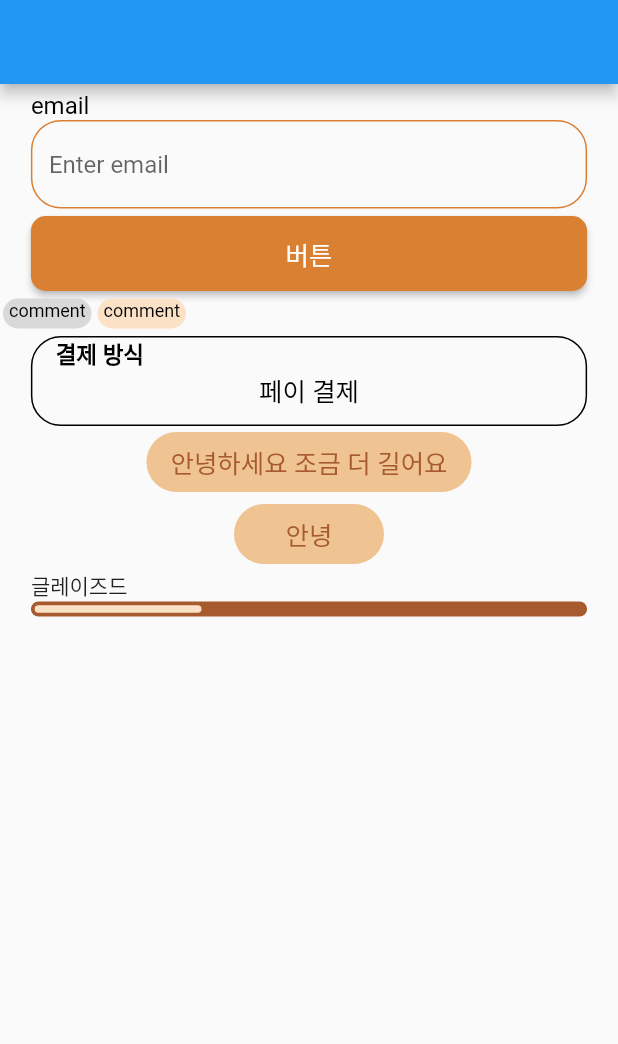
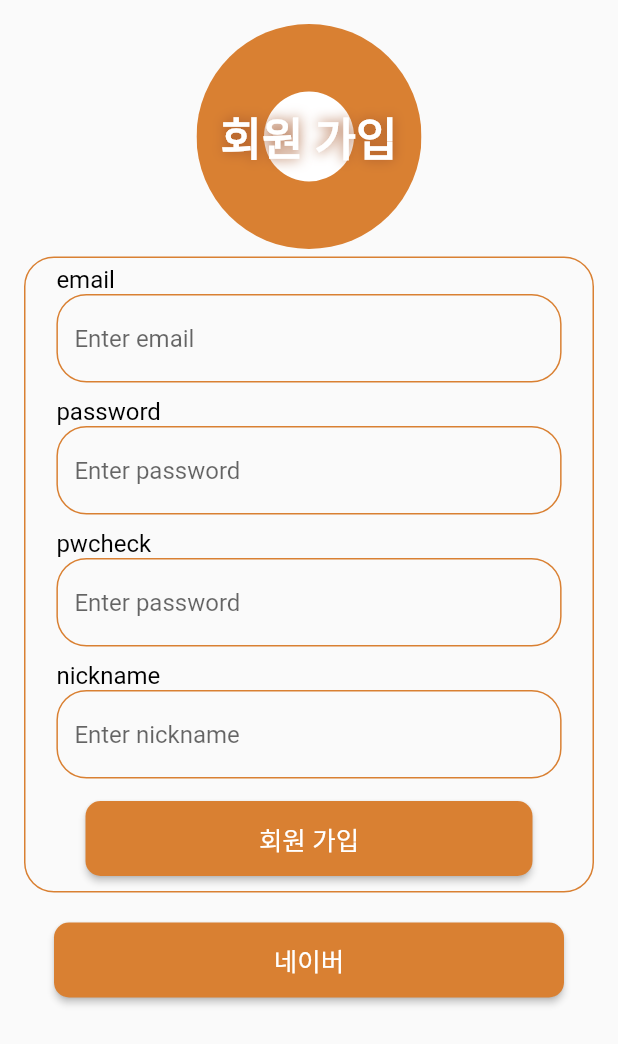
Before and after one commit to S-Sojung/group-buying-frontend, a Flutter app: the screen it shows after launch, on a phone screen of 412 x 824 dp. Shown: the top 1044 px of the screen. Run offline on Flutter 3.47's test engine with Material 2 defaults, Android fonts, the phone set to English and light mode, and no system bars; our stand-ins replace dio, flutter_riverpod, flutter_secure_storage, flutter_svg, logger, validators; Roboto replaces fonts that are missing (HallymGothic).

Commit message:
KS1-24 Feat 회원가입화면구현

```diff
--- a/lib/core/constants/move.dart
+++ b/lib/core/constants/move.dart
@@ -1,16 +1,30 @@
+import 'package:donut/views/pages/auth/join_page/join_page.dart';
+import 'package:donut/views/pages/auth/login_page/login_page.dart';
+import 'package:donut/views/pages/board/home_page/board_home_page.dart';
+import 'package:donut/views/pages/board/map_page/board_map_page.dart';
+import 'package:donut/views/pages/board/write_page/board_write_page.dart';
 import 'package:flutter/material.dart';
 
 
 class Move {
-  // static String postHomePage = "/post/home";
+  Move._single();
+
+
   static String joinPage = "/join";
   static String loginPage = "/login";
+  static String boardHomePage = "/board/home";
+  static String boardMapPage = "/board/map";
+  static String boardWritePage = "/board/write";
+
 }
 
 
 Map<String, Widget Function(BuildContext)> getRouters() {
   return {
-    // Move.joinPage: (context) => JoinPage(),
-    // Move.loginPage: (context) => LoginPage(),
+    Move.joinPage: (context) => JoinPage(),
+    Move.loginPage: (context) => LoginPage(),
+    Move.boardHomePage: (context) => BoardHomePage(),
+    Move.boardMapPage: (context) => BoardMapPage(),
+    Move.boardWritePage: (context) => BoardWritePage(),
   };
 }
--- a/lib/core/constants/style.dart
+++ b/lib/core/constants/style.dart
@@ -19,7 +19,7 @@ TextStyle title2({Color mColor = Colors.black}) {
 
 TextStyle donutTitle() {
   return const TextStyle(
-      fontSize: 20,
+      fontSize: 30,
       fontWeight: FontWeight.bold,
       shadows: [
         Shadow(
--- a/lib/core/utils/validator_util.dart
+++ b/lib/core/utils/validator_util.dart
@@ -68,3 +68,15 @@ Function validateContent() {
     }
   };
 }
+
+Function validateNikename() {
+  return (String? value) {
+    if (value!.isEmpty) {
+      return "내용은 공백이 들어갈 수 없습니다.";
+    } else if (value.length > 500) {
+      return "내용의 길이를 초과하였습니다.";
+    } else {
+      return null;
+    }
+  };
+}
--- a/lib/main.dart
+++ b/lib/main.dart
@@ -1,56 +1,37 @@
-import 'package:donut/core/constants/style.dart';
-import 'package:donut/core/utils/validator_util.dart';
-import 'package:donut/model/rate/rate.dart';
-import 'package:donut/views/components/donut_button.dart';
-import 'package:donut/views/components/donut_label_round_textbox.dart';
-import 'package:donut/views/components/donut_rate_bar.dart';
-import 'package:donut/views/components/donut_round_tag.dart';
-import 'package:donut/views/components/donut_text_form_field.dart';
+import 'package:donut/core/constants/move.dart';
+import 'package:donut/views/pages/auth/join_page/join_page.dart';
+import 'package:donut/views/pages/board/home_page/board_home_page.dart';
 import 'package:flutter/material.dart';
+import 'package:flutter_riverpod/flutter_riverpod.dart';
 
 void main() {
+  //WidgetsFlutterBinding.ensureInitialized();
+  // SessionUser sessionUser = await UserRepository().fetchJwtVerify();
+  // runApp(
+  //   ProviderScope(
+  //     overrides: [
+  //       sessionProvider.overrideWithValue(sessionUser)
+  //     ],
+  //     child: MyApp(),
+  //   ),
+  // );
   runApp(const MyApp());
 }
 
-class MyApp extends StatelessWidget {
+class MyApp extends ConsumerWidget {
   const MyApp({Key? key}) : super(key: key);
 
   @override
-  Widget build(BuildContext context) {
+  Widget build(BuildContext context, WidgetRef ref) {
+    //SessionUser sessionUser = ref.read(sessionProvider);
     return MaterialApp(
       theme: ThemeData(
         fontFamily: 'HallymGothic',
       ),
       debugShowCheckedModeBanner: false,
-      home: HomePage(),
+      // initialRoute: sessionUser.isLogin! ? Move.postHomePage : Move.loginPage,
+      routes: getRouters(),
+      home: JoinPage(),
     );
   }
 }
-
-class HomePage extends StatelessWidget {
-  const HomePage({Key? key}) : super(key: key);
-
-  @override
-  Widget build(BuildContext context) {
-    return Scaffold(
-      appBar: AppBar(),
-      body: Column(
-        children: [
-          DonutTextFormField(title: "email", hint: "email", funValidator: validateTitle()),
-          DonutButton(text: "버튼", funPageRoute: () {
-
-            }),
-          Row(
-            children: [
-              DonutRoundTag("comment"),
-              DonutRoundTag("comment",code: "1",)],
-          ),
-          DonutLabelRoundTextbox(),
-          DonutRoundButton(text: "안녕하세요 조금 더 길어요", funPageRoute: (){}),
-          DonutRoundButton(text: "안녕", funPageRoute: (){}),
-          DonutRateBar(rates[0])
-        ],
-      )
-    );
-  }
-}
--- a/lib/views/components/donut_button.dart
+++ b/lib/views/components/donut_button.dart
@@ -14,7 +14,7 @@ class DonutButton extends StatelessWidget {
     return ElevatedButton(
       style: ElevatedButton.styleFrom(
         backgroundColor: donutColorBasic,
-        minimumSize: Size(getScreenWidth(context)*0.9, 50),
+        minimumSize: Size(double.infinity,50),
         shape: RoundedRectangleBorder(
           borderRadius: BorderRadius.circular(10),
         ),
--- /dev/null
+++ b/lib/views/pages/auth/join_page/components/join_body.dart
@@ -0,0 +1,20 @@
+import 'package:donut/views/pages/auth/join_page/components/join_form.dart';
+import 'package:donut/views/pages/auth/join_page/components/join_header.dart';
+import 'package:flutter/material.dart';
+
+class JoinBody extends StatelessWidget {
+  JoinBody({Key? key}) : super(key: key);
+
+  @override
+  Widget build(BuildContext context) {
+    return Padding(
+      padding: const EdgeInsets.all(16.0),
+      child: ListView(
+        children: [
+          JoinHeader(),
+          JoinForm(),
+        ],
+      ),
+    );
+  }
+}
--- /dev/null
+++ b/lib/views/pages/auth/join_page/components/join_form.dart
@@ -0,0 +1,69 @@
+import 'package:donut/core/constants/theme.dart';
+import 'package:donut/core/utils/validator_util.dart';
+import 'package:donut/views/components/donut_button.dart';
+import 'package:donut/views/components/donut_text_form_field.dart';
+import 'package:flutter/material.dart';
+
+class JoinForm extends StatelessWidget {
+  final _formKey = GlobalKey<FormState>();
+  final _email = TextEditingController();
+  final _password = TextEditingController();
+  final _nickname = TextEditingController();
+
+  JoinForm({Key? key}) : super(key: key);
+
+  @override
+  Widget build(BuildContext context) {
+    return Padding(
+      padding: const EdgeInsets.only(top: 5),
+      child: Column(
+        children: [
+          Container(
+            decoration: BoxDecoration(borderRadius: BorderRadius.circular(20),
+                border: Border.all(color: donutColorBasic),
+            ),
+            child: Form(
+              key: _formKey,
+              child: Column(
+                children: [
+                  DonutTextFormField(
+                    controller: _email,
+                    title: "email",
+                    hint: "email",
+                    funValidator: validateUsername(),
+                  ),
+                  DonutTextFormField(
+                    controller: _password,
+                    title: "password",
+                    hint: "password",
+                    funValidator: validatePassword(),
+                  ),
+                  DonutTextFormField(
+                    controller: _password,
+                    title: "pwcheck",
+                    hint: "password",
+                    funValidator: validatePassword(),
+                  ),
+                  DonutTextFormField(
+                    controller: _nickname,
+                    title: "nickname",
+                    hint: "nickname",
+                    funValidator: validateNikename(),
+                  ),
+                  Padding(
+                    padding: const EdgeInsets.symmetric(horizontal: 40, vertical: 10),
+                    child: DonutButton(text: "회원 가입", funPageRoute: (){}),
+                  ),
+                ],
+              ),
+            ),
+          ),
+          Padding(
+            padding: const EdgeInsets.symmetric(horizontal: 20, vertical: 20),
+            child: DonutButton(text: "네이버", funPageRoute: (){}),
+          ),
+        ],
+      ),
+    );
+  }
+}
--- /dev/null
+++ b/lib/views/pages/auth/join_page/components/join_header.dart
@@ -0,0 +1,20 @@
+import 'package:donut/core/constants/style.dart';
+import 'package:flutter/material.dart';
+import 'package:flutter_svg/flutter_svg.dart';
+
+class JoinHeader extends StatelessWidget {
+  const JoinHeader({Key? key}) : super(key: key);
+
+  @override
+  Widget build(BuildContext context) {
+    return Stack(alignment: Alignment.center,
+      children: [
+      SvgPicture.asset("assets/images/donut.svg", height: 150, width: 150,),
+        Text(
+        "회원 가입",
+        style: donutTitle(),
+      ),
+    ],
+    );
+  }
+}
--- a/lib/views/pages/auth/join_page/join_page.dart
+++ b/lib/views/pages/auth/join_page/join_page.dart
@@ -1,3 +1,4 @@
+import 'package:donut/views/pages/auth/join_page/components/join_body.dart';
 import 'package:flutter/material.dart';
 
 class JoinPage extends StatelessWidget {
@@ -5,6 +6,8 @@ class JoinPage extends StatelessWidget {
 
   @override
   Widget build(BuildContext context) {
-    return const Placeholder();
+    return Scaffold(
+      body: JoinBody(),
+    );
   }
 }
```
Also changed, not shown: pubspec.lock, 1 other file.
